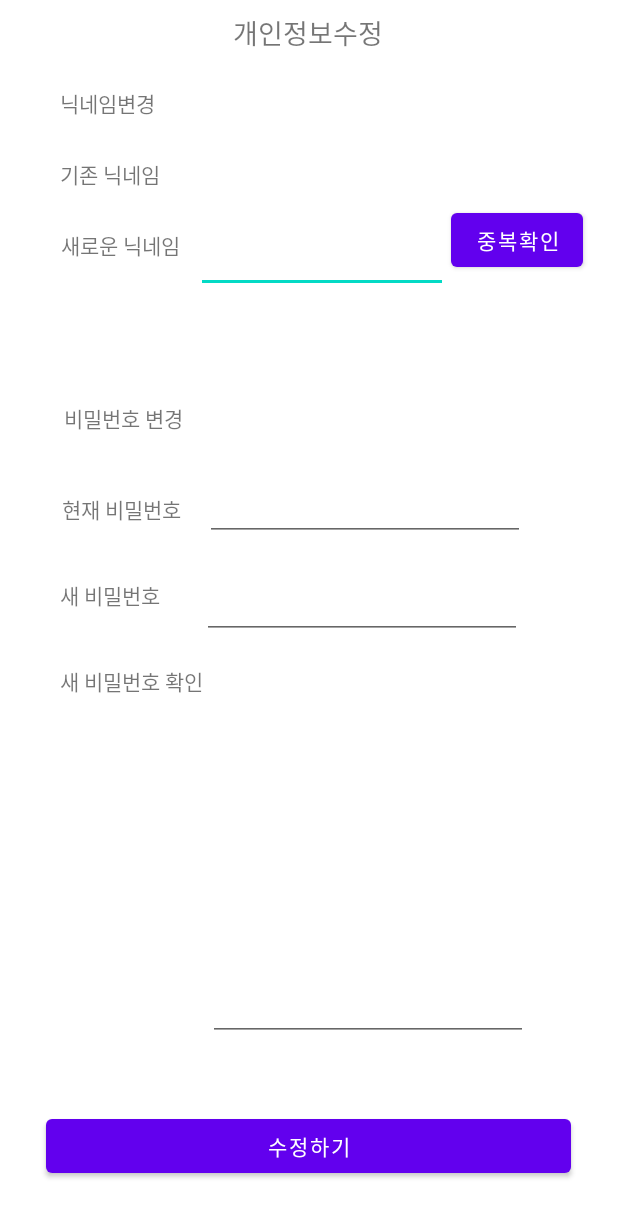
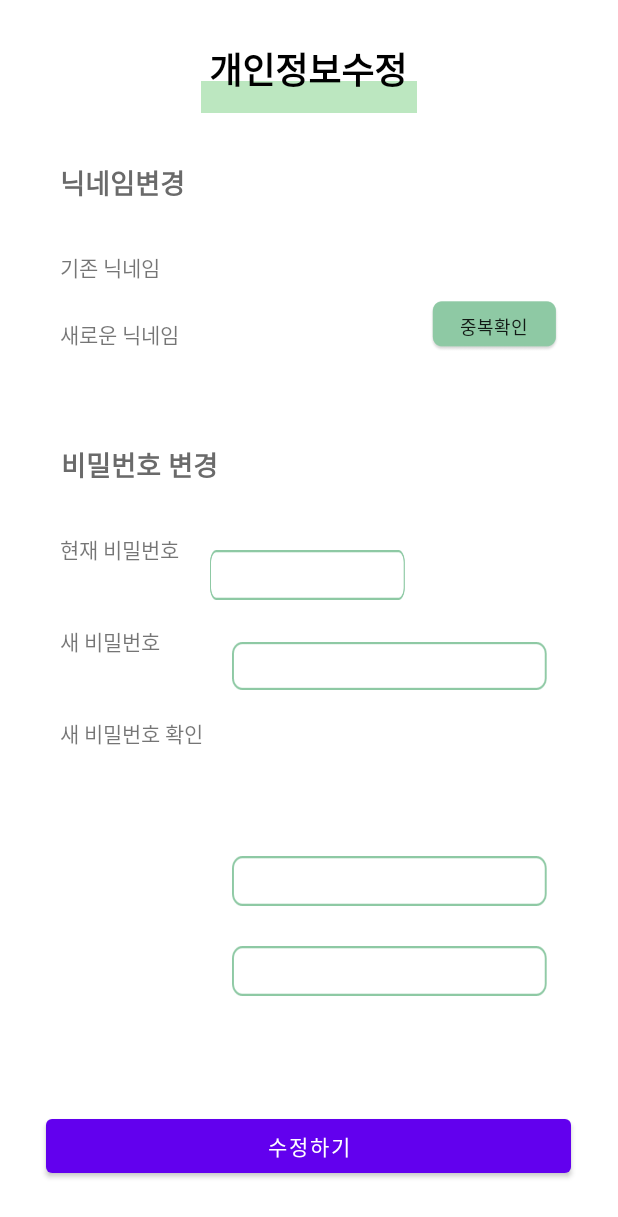
Before and after one commit to 0dahye0/GURU2, an Android app: the InformationModiPage screen opened directly, with no data from a screen before it, on a phone screen of 412 x 824 dp. Shown: the top 1217 px of the screen. Run offline under Robolectric (Android 15) with nearby library versions, the phone set to English and light mode, and no system bars.

```diff
--- a/app/src/main/java/com/example/guru2/MyPage.kt
+++ b/app/src/main/java/com/example/guru2/MyPage.kt
@@ -1,3 +1,5 @@
+
+
 package com.example.guru2
 
 import android.content.Intent
--- a/app/src/main/res/layout/activity_information_modi_page.xml
+++ b/app/src/main/res/layout/activity_information_modi_page.xml
@@ -6,26 +6,29 @@
     android:layout_height="match_parent"
     tools:context=".InformationModiPage">
 
+    <ImageView
+        android:id="@+id/imageView7"
+        android:layout_width="360dp"
+        android:layout_height="21dp"
+        app:layout_constraintBottom_toTopOf="@+id/textView3"
+        app:layout_constraintEnd_toEndOf="parent"
+        app:layout_constraintStart_toStartOf="parent"
+        app:layout_constraintTop_toTopOf="parent"
+        app:layout_constraintVertical_bias="0.621"
+        app:srcCompat="@drawable/underline" />
+
     <TextView
         android:id="@+id/textView"
         android:layout_width="wrap_content"
         android:layout_height="wrap_content"
         android:layout_marginStart="166dp"
-        android:layout_marginTop="8dp"
+        android:layout_marginTop="28dp"
         android:layout_marginEnd="167dp"
         android:text="개인정보수정"
-        android:textSize="18sp"
+        android:textColor="#000000"
+        android:textSize="24sp"
+        android:textStyle="bold"
         app:layout_constraintEnd_toEndOf="parent"
-        app:layout_constraintStart_toStartOf="parent"
-        app:layout_constraintTop_toTopOf="parent" />
-
-    <TextView
-        android:id="@+id/textView3"
-        android:layout_width="wrap_content"
-        android:layout_height="wrap_content"
-        android:layout_marginStart="40dp"
-        android:layout_marginTop="58dp"
-        android:text="닉네임변경"
         app:layout_constraintStart_toStartOf="parent"
         app:layout_constraintTop_toTopOf="parent" />
 
@@ -34,43 +37,61 @@
         android:layout_width="wrap_content"
         android:layout_height="wrap_content"
         android:layout_marginStart="40dp"
-        android:layout_marginTop="26dp"
+        android:layout_marginTop="32dp"
         android:text="기존 닉네임"
         app:layout_constraintStart_toStartOf="parent"
         app:layout_constraintTop_toBottomOf="@+id/textView3" />
 
     <TextView
+        android:id="@+id/textView3"
+        android:layout_width="wrap_content"
+        android:layout_height="wrap_content"
+        android:layout_marginStart="40dp"
+        android:layout_marginTop="108dp"
+        android:text="닉네임변경"
+        android:textColor="#6A6A6A"
+        android:textSize="18sp"
+        android:textStyle="bold"
+        app:layout_constraintStart_toStartOf="parent"
+        app:layout_constraintTop_toTopOf="parent" />
+
+    <TextView
         android:id="@+id/textView5"
         android:layout_width="wrap_content"
         android:layout_height="wrap_content"
-        android:layout_marginStart="40dp"
-        android:layout_marginTop="26dp"
+        android:layout_marginTop="212dp"
         android:layout_marginEnd="5dp"
         android:text="새로운 닉네임"
-        app:layout_constraintEnd_toStartOf="@+id/newNickName"
+        app:layout_constraintEnd_toEndOf="parent"
+        app:layout_constraintHorizontal_bias="0.123"
         app:layout_constraintStart_toStartOf="parent"
-        app:layout_constraintTop_toBottomOf="@+id/textView4" />
+        app:layout_constraintTop_toTopOf="parent" />
 
     <EditText
         android:id="@+id/newNickName"
-        android:layout_width="168dp"
-        android:layout_height="38dp"
+        android:layout_width="130dp"
+        android:layout_height="33dp"
         android:layout_marginStart="5dp"
-        android:layout_marginBottom="120dp"
+        android:layout_marginBottom="424dp"
+        android:background="@drawable/textbox"
         android:ems="10"
         android:inputType="textPersonName"
-        app:layout_constraintBottom_toTopOf="@+id/orginalPassWord"
+        app:layout_constraintBottom_toBottomOf="parent"
         app:layout_constraintEnd_toStartOf="@+id/newNickNameCheckBtn"
         app:layout_constraintStart_toEndOf="@+id/textView5" />
 
-    <Button
+    <android.widget.Button
         android:id="@+id/newNickNameCheckBtn"
-        android:layout_width="wrap_content"
-        android:layout_height="wrap_content"
+        android:layout_width="87dp"
+        android:layout_height="35dp"
         android:layout_marginStart="1dp"
-        android:layout_marginTop="136dp"
+        android:layout_marginTop="200dp"
         android:layout_marginEnd="23dp"
+        android:insetTop="0dp"
+        android:insetBottom="0dp"
         android:text="중복확인"
+        android:textSize="12sp"
+        android:background="@drawable/button"
         app:layout_constraintEnd_toEndOf="parent"
         app:layout_constraintStart_toEndOf="@+id/newNickName"
         app:layout_constraintTop_toTopOf="parent" />
@@ -80,22 +101,26 @@
         android:layout_width="wrap_content"
         android:layout_height="wrap_content"
         android:layout_marginStart="41dp"
-        android:layout_marginTop="94dp"
+        android:layout_marginTop="296dp"
         android:layout_marginEnd="289dp"
         android:text="비밀번호 변경"
+        android:textColor="#6A6A6A"
+        android:textSize="18sp"
+        android:textStyle="bold"
         app:layout_constraintEnd_toEndOf="parent"
+        app:layout_constraintHorizontal_bias="0.045"
         app:layout_constraintStart_toStartOf="parent"
-        app:layout_constraintTop_toBottomOf="@+id/textView5" />
+        app:layout_constraintTop_toTopOf="parent" />
 
     <TextView
         android:id="@+id/textView7"
         android:layout_width="wrap_content"
         android:layout_height="wrap_content"
-        android:layout_marginStart="41dp"
-        android:layout_marginTop="39dp"
+        android:layout_marginTop="32dp"
         android:layout_marginEnd="17dp"
         android:text="현재 비밀번호"
-        app:layout_constraintEnd_toStartOf="@+id/orginalPassWord"
+        app:layout_constraintEnd_toEndOf="parent"
+        app:layout_constraintHorizontal_bias="0.127"
         app:layout_constraintStart_toStartOf="parent"
         app:layout_constraintTop_toBottomOf="@+id/textView6" />
 
@@ -103,11 +128,11 @@
         android:id="@+id/textView8"
         android:layout_width="wrap_content"
         android:layout_height="wrap_content"
-        android:layout_marginStart="40dp"
-        android:layout_marginTop="36dp"
+        android:layout_marginTop="40dp"
         android:layout_marginEnd="31dp"
         android:text="새 비밀번호"
-        app:layout_constraintEnd_toStartOf="@+id/newPassWord"
+        app:layout_constraintEnd_toEndOf="parent"
+        app:layout_constraintHorizontal_bias="0.128"
         app:layout_constraintStart_toStartOf="parent"
         app:layout_constraintTop_toBottomOf="@+id/textView7" />
 
@@ -116,43 +141,50 @@
         android:layout_width="wrap_content"
         android:layout_height="wrap_content"
         android:layout_marginStart="40dp"
-        android:layout_marginTop="36dp"
+        android:layout_marginTop="40dp"
         android:text="새 비밀번호 확인"
         app:layout_constraintStart_toStartOf="parent"
         app:layout_constraintTop_toBottomOf="@+id/textView8" />
 
     <EditText
         android:id="@+id/orginalPassWord"
-        android:layout_width="wrap_content"
-        android:layout_height="wrap_content"
-        android:layout_marginStart="16dp"
-        android:layout_marginBottom="20dp"
+        android:layout_width="210dp"
+        android:layout_height="32dp"
+        android:background="@drawable/textbox"
         android:ems="10"
         android:inputType="textPersonName"
-        app:layout_constraintBottom_toTopOf="@+id/newPassWord"
-        app:layout_constraintStart_toEndOf="@+id/textView7" />
+        app:layout_constraintBottom_toBottomOf="parent"
+        app:layout_constraintEnd_toEndOf="parent"
+        app:layout_constraintHorizontal_bias="0.766"
+        app:layout_constraintStart_toStartOf="parent"
+        app:layout_constraintTop_toTopOf="parent"
+        app:layout_constraintVertical_bias="0.54" />
 
     <EditText
         android:id="@+id/newPassWord"
-        android:layout_width="wrap_content"
-        android:layout_height="wrap_content"
-        android:layout_marginStart="28dp"
-        android:layout_marginBottom="17dp"
+        android:layout_width="210dp"
+        android:layout_height="33dp"
+        android:layout_marginBottom="220dp"
+        android:background="@drawable/textbox"
         android:ems="10"
         android:inputType="textPersonName"
-        app:layout_constraintBottom_toTopOf="@+id/textView9"
-        app:layout_constraintStart_toEndOf="@+id/textView8" />
+        app:layout_constraintBottom_toBottomOf="parent"
+        app:layout_constraintEnd_toEndOf="parent"
+        app:layout_constraintHorizontal_bias="0.766"
+        app:layout_constraintStart_toStartOf="parent" />
 
     <EditText
         android:id="@+id/newPassWordCheck"
-        android:layout_width="wrap_content"
-        android:layout_height="wrap_content"
-        android:layout_marginEnd="60dp"
-        android:layout_marginBottom="46dp"
+        android:layout_width="210dp"
+        android:layout_height="33dp"
+        android:layout_marginBottom="160dp"
+        android:background="@drawable/textbox"
         android:ems="10"
         android:inputType="textPersonName"
-        app:layout_constraintBottom_toTopOf="@+id/ModiBtn"
-        app:layout_constraintEnd_toEndOf="parent" />
+        app:layout_constraintBottom_toBottomOf="parent"
+        app:layout_constraintEnd_toEndOf="parent"
+        app:layout_constraintHorizontal_bias="0.766"
+        app:layout_constraintStart_toStartOf="parent" />
 
     <Button
         android:id="@+id/ModiBtn"
@@ -177,6 +209,7 @@
         android:textSize="18sp"
         app:layout_constraintBottom_toBottomOf="parent"
         app:layout_constraintEnd_toEndOf="parent"
-        app:layout_constraintHorizontal_bias="0.0"
+        app:layout_constraintHorizontal_bias="0.151"
         app:layout_constraintStart_toEndOf="@+id/textView4" />
+
 </androidx.constraintlayout.widget.ConstraintLayout>
```
Also changed, not shown: app/src/main/res/layout/activity_main.xml (+10 -4 lines), app/src/main/res/layout/activity_sign_up.xml (+12 -69 lines).
